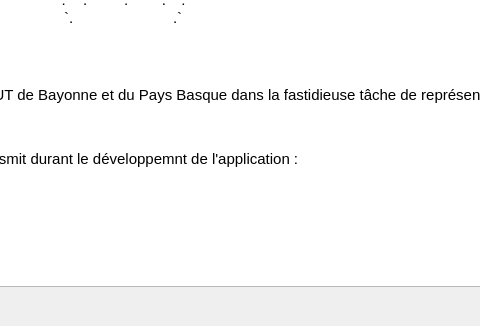
Before: the Qt Designer form Sources/Interface/aboutDialog.ui in erebe/Tabula_rasa, drawn with Qt 5; both pictures show x 434 to 914 and y 511 to 837 of the 1106 by 837 pixel window.
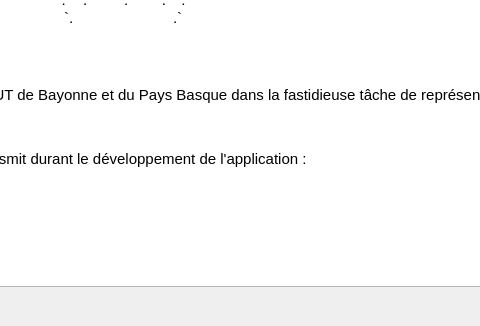
After: the same form once the commit is applied.

Commit message: Correction faute de typo

The edit to the form file:
```diff
--- a/Sources/Interface/aboutDialog.ui
+++ b/Sources/Interface/aboutDialog.ui
@@ -23,7 +23,7 @@
       <string>&lt;!DOCTYPE HTML PUBLIC &quot;-//W3C//DTD HTML 4.0//EN&quot; &quot;http://www.w3.org/TR/REC-html40/strict.dtd&quot;&gt;
 &lt;html&gt;&lt;head&gt;&lt;meta name=&quot;qrichtext&quot; content=&quot;1&quot; /&gt;&lt;style type=&quot;text/css&quot;&gt;
 p, li { white-space: pre-wrap; }
-&lt;/style&gt;&lt;/head&gt;&lt;body style=&quot; font-family:'Century Schoolbook L'; font-size:11pt; font-weight:400; font-style:normal;&quot;&gt;
+&lt;/style&gt;&lt;/head&gt;&lt;body style=&quot; font-family:'Cantarell'; font-size:11pt; font-weight:400; font-style:normal;&quot;&gt;
 &lt;p align=&quot;center&quot; style=&quot; margin-top:0px; margin-bottom:0px; margin-left:0px; margin-right:0px; -qt-block-indent:0; text-indent:0px;&quot;&gt;&lt;a name=&quot;line1&quot;&gt;&lt;/a&gt;&lt;span style=&quot; font-family:'Courier New,courier';&quot;&gt; &lt;/span&gt;&lt;span style=&quot; font-family:'Courier New,courier';&quot;&gt;                                                .                                               &lt;/span&gt;&lt;/p&gt;
 &lt;p align=&quot;center&quot; style=&quot; margin-top:0px; margin-bottom:0px; margin-left:0px; margin-right:0px; -qt-block-indent:0; text-indent:0px;&quot;&gt;&lt;span style=&quot; font-family:'Courier New,courier';&quot;&gt;                                                ':'                                              &lt;/span&gt;&lt;/p&gt;
 &lt;p align=&quot;center&quot; style=&quot; margin-top:0px; margin-bottom:0px; margin-left:0px; margin-right:0px; -qt-block-indent:0; text-indent:0px;&quot;&gt;&lt;span style=&quot; font-family:'Courier New,courier';&quot;&gt;   '                                          `;;;:.                                         '  &lt;/span&gt;&lt;/p&gt;
@@ -53,10 +53,10 @@
 &lt;p align=&quot;center&quot; style=&quot; margin-top:0px; margin-bottom:0px; margin-left:0px; margin-right:0px; -qt-block-indent:0; text-indent:0px;&quot;&gt;&lt;span style=&quot; font-family:'Courier New,courier';&quot;&gt;                              ';::::::::;;:.   ':::'  .:;;:''':;;;:'                            &lt;/span&gt;&lt;/p&gt;
 &lt;p align=&quot;center&quot; style=&quot; margin-top:0px; margin-bottom:0px; margin-left:0px; margin-right:0px; -qt-block-indent:0; text-indent:0px;&quot;&gt;&lt;span style=&quot; font-family:'Courier New,courier';&quot;&gt;                                `':`   .`       ':'     ``.   ':'                               &lt;/span&gt;&lt;/p&gt;
 &lt;p align=&quot;center&quot; style=&quot; margin-top:0px; margin-bottom:12px; margin-left:0px; margin-right:0px; -qt-block-indent:0; text-indent:0px;&quot;&gt;&lt;span style=&quot; font-family:'Courier New,courier';&quot;&gt;               `.                        .`             &lt;/span&gt;&lt;/p&gt;
-&lt;p style=&quot; margin-top:0px; margin-bottom:12px; margin-left:0px; margin-right:0px; -qt-block-indent:0; text-indent:0px;&quot;&gt;&lt;span style=&quot; font-family:'Cantarell';&quot;&gt;Tabula Rasa v0.1 - &lt;/span&gt;https://github.com/erebe/Tabula_rasa&lt;br /&gt;&lt;span style=&quot; font-family:'Cantarell';&quot;&gt;Romain Gérard (erebe@erebe.eu)&lt;/span&gt;&lt;/p&gt;
-&lt;p style=&quot; margin-top:0px; margin-bottom:12px; margin-left:0px; margin-right:0px; -qt-block-indent:0; text-indent:0px;&quot;&gt;&lt;span style=&quot; font-family:'Cantarell';&quot;&gt;L'application a été créée dans le but d'aider les étudiants de l'IUT de Bayonne et du Pays Basque dans la fastidieuse tâche de représentation des algorithmes vues en cours.&lt;br /&gt;&lt;/span&gt;&lt;/p&gt;
-&lt;p style=&quot; margin-top:0px; margin-bottom:12px; margin-left:0px; margin-right:0px; -qt-block-indent:0; text-indent:0px;&quot;&gt;&lt;span style=&quot; font-family:'Cantarell';&quot;&gt;Je souhaiterais remercier pour tous les retours qu'ils m'ont transmit durant le développemnt de l'application : &lt;/span&gt;&lt;/p&gt;
-&lt;p style=&quot; margin-top:0px; margin-bottom:12px; margin-left:0px; margin-right:0px; -qt-block-indent:0; text-indent:0px;&quot;&gt;&lt;span style=&quot; font-weight:600;&quot;&gt;Julien Etchepare&lt;br /&gt;Kévin Bélellou&lt;br /&gt;Marina Aguilar&lt;br /&gt;Thibault Etienne&lt;/span&gt;&lt;/p&gt;&lt;/body&gt;&lt;/html&gt;</string>
+&lt;p style=&quot; margin-top:0px; margin-bottom:12px; margin-left:0px; margin-right:0px; -qt-block-indent:0; text-indent:0px;&quot;&gt;Tabula Rasa v0.1 - &lt;span style=&quot; font-family:'Century Schoolbook L';&quot;&gt;https://github.com/erebe/Tabula_rasa&lt;br /&gt;&lt;/span&gt;Romain Gérard (erebe@erebe.eu)&lt;/p&gt;
+&lt;p style=&quot; margin-top:0px; margin-bottom:12px; margin-left:0px; margin-right:0px; -qt-block-indent:0; text-indent:0px;&quot;&gt;L'application a été créée dans le but d'aider les étudiants de l'IUT de Bayonne et du Pays Basque dans la fastidieuse tâche de représentation des algorithmes vues en cours.&lt;br /&gt;&lt;/p&gt;
+&lt;p style=&quot; margin-top:0px; margin-bottom:12px; margin-left:0px; margin-right:0px; -qt-block-indent:0; text-indent:0px;&quot;&gt;Je souhaiterais remercier pour tous les retours qu'ils m'ont transmit durant le développement de l'application : &lt;/p&gt;
+&lt;p style=&quot; margin-top:0px; margin-bottom:12px; margin-left:0px; margin-right:0px; -qt-block-indent:0; text-indent:0px;&quot;&gt;&lt;span style=&quot; font-family:'Century Schoolbook L'; font-weight:600;&quot;&gt;Julien Etchepare&lt;br /&gt;Kévin Bélellou&lt;br /&gt;Marina Aguilar&lt;br /&gt;Thibault Etienne&lt;/span&gt;&lt;/p&gt;&lt;/body&gt;&lt;/html&gt;</string>
      </property>
     </widget>
    </item>
```
The commit also changes 1 other file.
